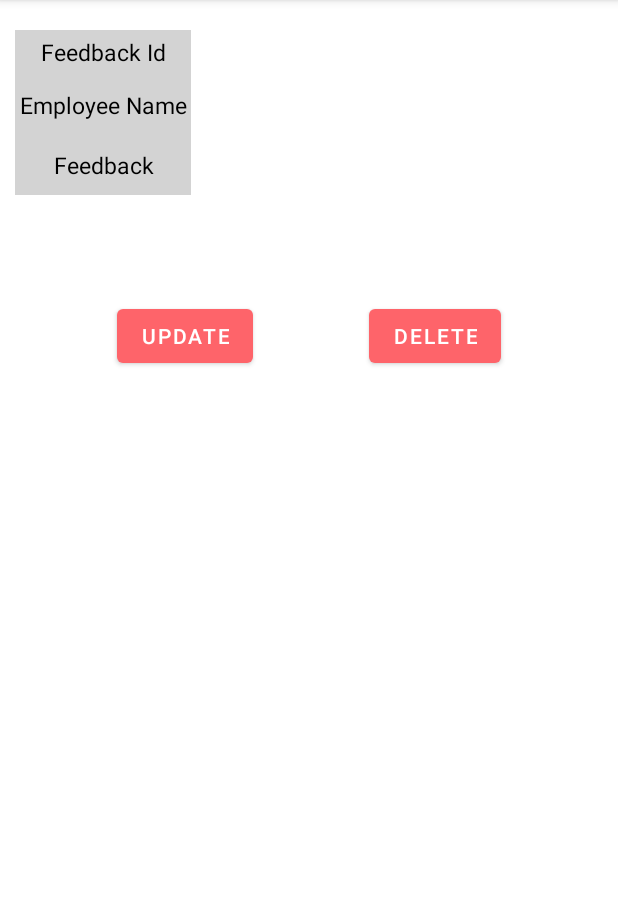
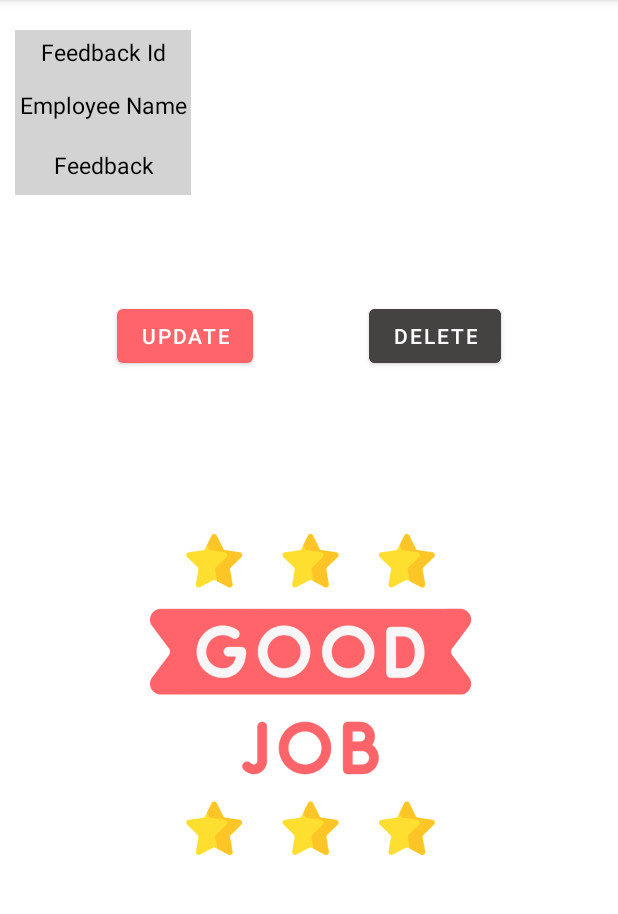
Before and after one commit to Dinuka-Rathnayake/AnyJob-App, an Android app: the FeedbackDetailsActivity screen opened directly, with no data from a screen before it, on a phone screen of 412 x 824 dp, the part 84-998 px from its top. Run offline under Robolectric (Android 15) with nearby library versions, the phone set to English and light mode, and no system bars; our stand-ins replace Firebase (no records; nobody signed in at launch, a user with empty details on screens opened directly).

Commit message:
crud complete

```diff
--- a/app/src/main/res/layout/activity_feedback_details.xml
+++ b/app/src/main/res/layout/activity_feedback_details.xml
@@ -26,7 +26,8 @@
         app:layout_constraintEnd_toEndOf="parent"
         app:layout_constraintHorizontal_bias="0.5"
         app:layout_constraintStart_toEndOf="@+id/btnUpdate"
-        app:layout_constraintTop_toBottomOf="@id/linearLayout" />
+        app:layout_constraintTop_toBottomOf="@id/linearLayout"
+        android:backgroundTint="#454242"/>
 
     <LinearLayout
         android:id="@+id/linearLayout"
@@ -211,4 +212,14 @@
 
 
     </LinearLayout>
+
+    <ImageView
+        android:id="@+id/imageView3"
+        android:layout_width="214dp"
+        android:layout_height="302dp"
+        android:layout_marginStart="100dp"
+        android:layout_marginTop="64dp"
+        app:layout_constraintStart_toStartOf="parent"
+        app:layout_constraintTop_toBottomOf="@+id/btnUpdate"
+        app:srcCompat="@drawable/goodjob" />
 </androidx.constraintlayout.widget.ConstraintLayout>
--- a/app/src/main/res/values/colors.xml
+++ b/app/src/main/res/values/colors.xml
@@ -14,4 +14,5 @@
     <color name="black_grey">#484848</color>
     <color name="grey">#818588</color>
     <color name="divider_grey">#d3d3d3</color>
+
 </resources>
```
Also changed, not shown: app/src/main/AndroidManifest.xml (+14 -14 lines), app/src/main/java/com/anyjob/anyjob/activities/FeedbackActivity.kt (+6 -5 lines), app/src/main/res/drawable/edt_bacground.xml (added, +8 -0 lines), app/src/main/res/layout/activity_feedback.xml (+7 -2 lines), app/src/main/res/drawable/goodjob.png (added).
